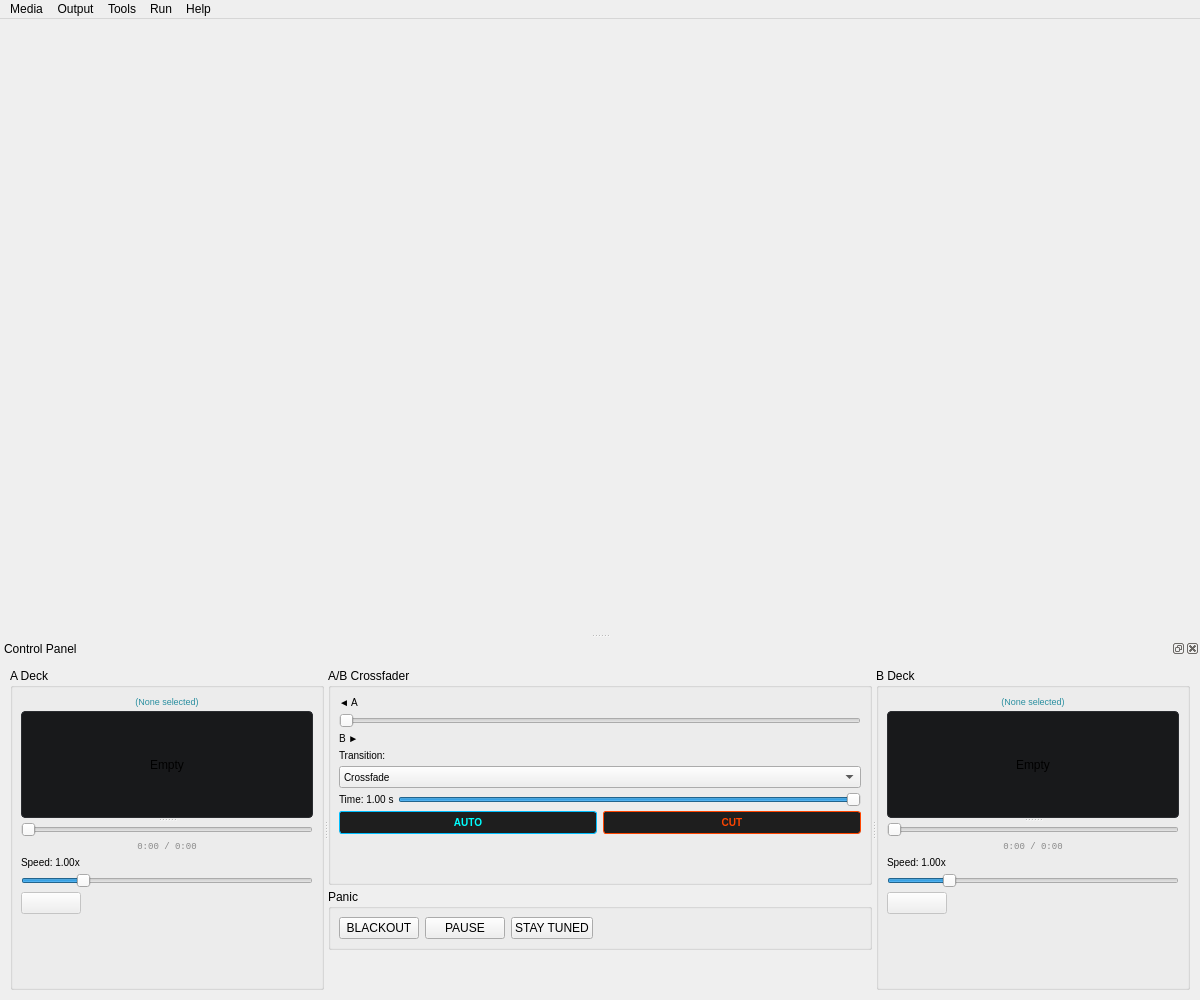
CutWire-Studios/Prism, file forms/MainWindow.ui: the form before one commit.
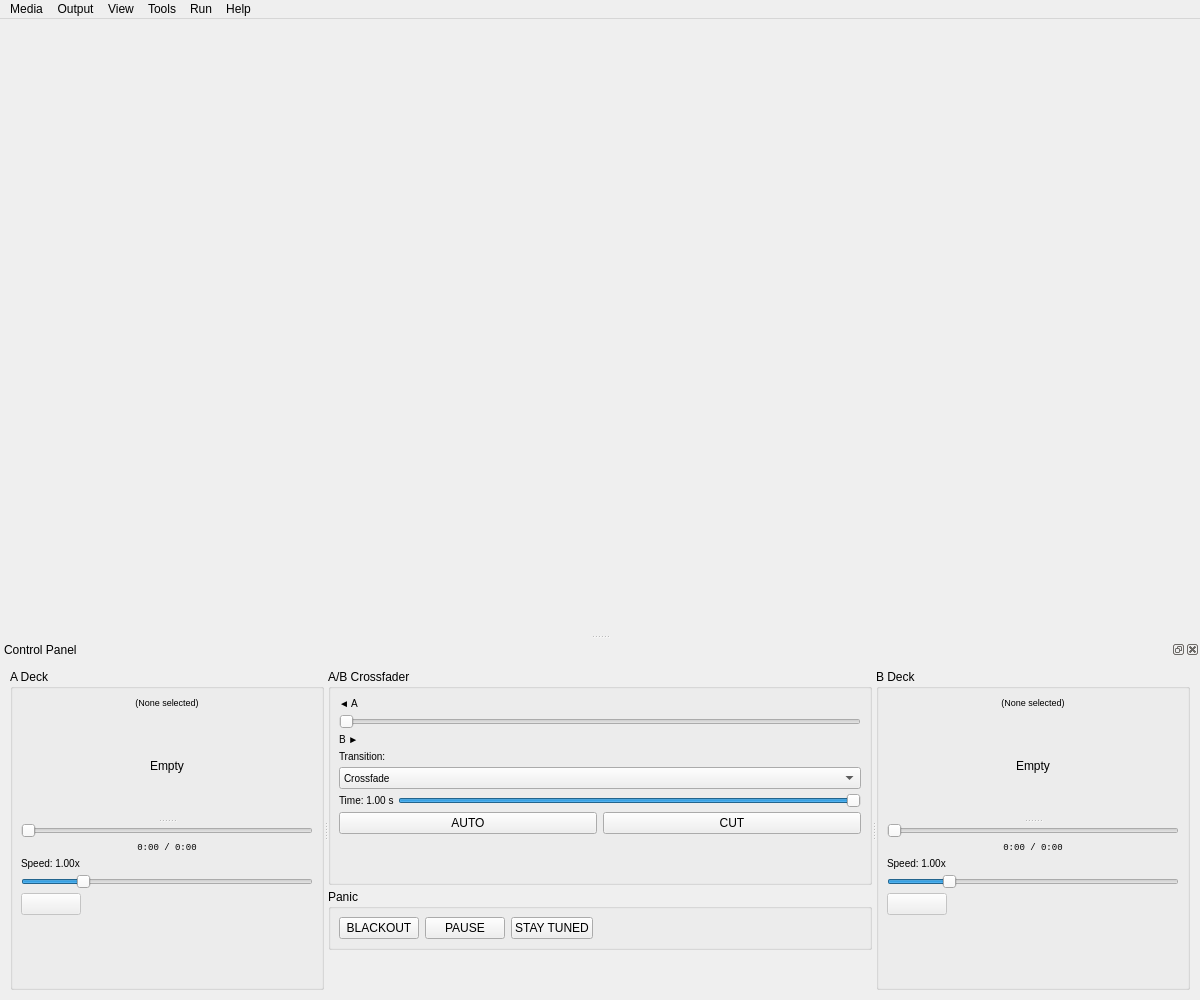
The form after the commit.

Commit message: Redesign UI with glass light/dark theme, Inter font and Lucide icons

Patch:
```diff
--- a/forms/MainWindow.ui
+++ b/forms/MainWindow.ui
@@ -169,7 +169,10 @@
           <item>
            <widget class="QLabel" name="aSelectedLabel">
             <property name="styleSheet">
-             <string notr="true">font-size: 9px; color: #2a8fa0;</string>
+             <string notr="true">font-size: 9px;</string>
+            </property>
+            <property name="role" stdset="0">
+             <string>secondary</string>
             </property>
             <property name="text">
              <string>(None selected)</string>
@@ -200,8 +203,8 @@
                <verstretch>0</verstretch>
               </sizepolicy>
              </property>
-             <property name="styleSheet">
-              <string notr="true">background-color: #18191b; border: 1px solid #2a2c30; border-radius: 4px;</string>
+             <property name="role" stdset="0">
+              <string>panel</string>
              </property>
              <property name="text">
               <string>Empty</string>
@@ -246,7 +249,10 @@
               <item>
                <widget class="QLabel" name="aTimeLabel">
                 <property name="styleSheet">
-                 <string notr="true">font-size: 9px; color: #888; font-family: monospace;</string>
+                 <string notr="true">font-size: 9px; font-family: monospace;</string>
+                </property>
+                <property name="role" stdset="0">
+                 <string>secondary</string>
                 </property>
                 <property name="text">
                  <string>0:00 / 0:00</string>
@@ -567,9 +573,6 @@
                <property name="text">
                 <string>AUTO</string>
                </property>
-               <property name="styleSheet">
-                <string notr="true">QPushButton { font-size: 10px; font-weight: bold; background-color: #1E1E1E; color: #00FFFF; border: 1px solid #00BFFF; border-radius: 3px; padding: 4px; } QPushButton:hover { background-color: #00BFFF; color: #0F0F0F; border: 1px solid #00FFFF; } QPushButton:pressed { background-color: #FF4500; border: 1px solid #FFD700; color: #0F0F0F; }</string>
-               </property>
               </widget>
              </item>
              <item>
@@ -580,8 +583,8 @@
                <property name="text">
                 <string>CUT</string>
                </property>
-               <property name="styleSheet">
-                <string notr="true">QPushButton { font-size: 10px; font-weight: bold; background-color: #1E1E1E; color: #FF4500; border: 1px solid #FF4500; border-radius: 3px; padding: 4px; } QPushButton:hover { background-color: #FF4500; color: #0F0F0F; border: 1px solid #FFD700; } QPushButton:pressed { background-color: #00BFFF; border: 1px solid #00FFFF; color: #0F0F0F; }</string>
+               <property name="primary" stdset="0">
+                <bool>true</bool>
                </property>
               </widget>
              </item>
@@ -718,7 +721,10 @@
           <item>
            <widget class="QLabel" name="bSelectedLabel">
             <property name="styleSheet">
-             <string notr="true">font-size: 9px; color: #2a8fa0;</string>
+             <string notr="true">font-size: 9px;</string>
+            </property>
+            <property name="role" stdset="0">
+             <string>secondary</string>
             </property>
             <property name="text">
              <string>(None selected)</string>
@@ -749,8 +755,8 @@
                <verstretch>0</verstretch>
               </sizepolicy>
              </property>
-             <property name="styleSheet">
-              <string notr="true">background-color: #18191b; border: 1px solid #2a2c30; border-radius: 4px;</string>
+             <property name="role" stdset="0">
+              <string>panel</string>
              </property>
              <property name="text">
               <string>Empty</string>
@@ -795,7 +801,10 @@
               <item>
                <widget class="QLabel" name="bTimeLabel">
                 <property name="styleSheet">
-                 <string notr="true">font-size: 9px; color: #888; font-family: monospace;</string>
+                 <string notr="true">font-size: 9px; font-family: monospace;</string>
+                </property>
+                <property name="role" stdset="0">
+                 <string>secondary</string>
                 </property>
                 <property name="text">
                  <string>0:00 / 0:00</string>
@@ -923,6 +932,20 @@
     <addaction name="actionShowPreview"/>
     <addaction name="actionStayOnTop"/>
    </widget>
+   <widget class="QMenu" name="menuView">
+    <property name="title">
+     <string>View</string>
+    </property>
+    <widget class="QMenu" name="menuAppearance">
+     <property name="title">
+      <string>Appearance</string>
+     </property>
+     <addaction name="actionAppearanceSystem"/>
+     <addaction name="actionAppearanceLight"/>
+     <addaction name="actionAppearanceDark"/>
+    </widget>
+    <addaction name="menuAppearance"/>
+   </widget>
    <widget class="QMenu" name="menuTools">
     <property name="title">
      <string>Tools</string>
@@ -957,6 +980,7 @@
    </widget>
    <addaction name="menuMedia"/>
    <addaction name="menuOutput"/>
+   <addaction name="menuView"/>
    <addaction name="menuTools"/>
    <addaction name="menuRun"/>
    <addaction name="menuHelp"/>
```
Left out of the diff: 24 changed lines with no effect on the pictures. The commit also changes 91 other files.
